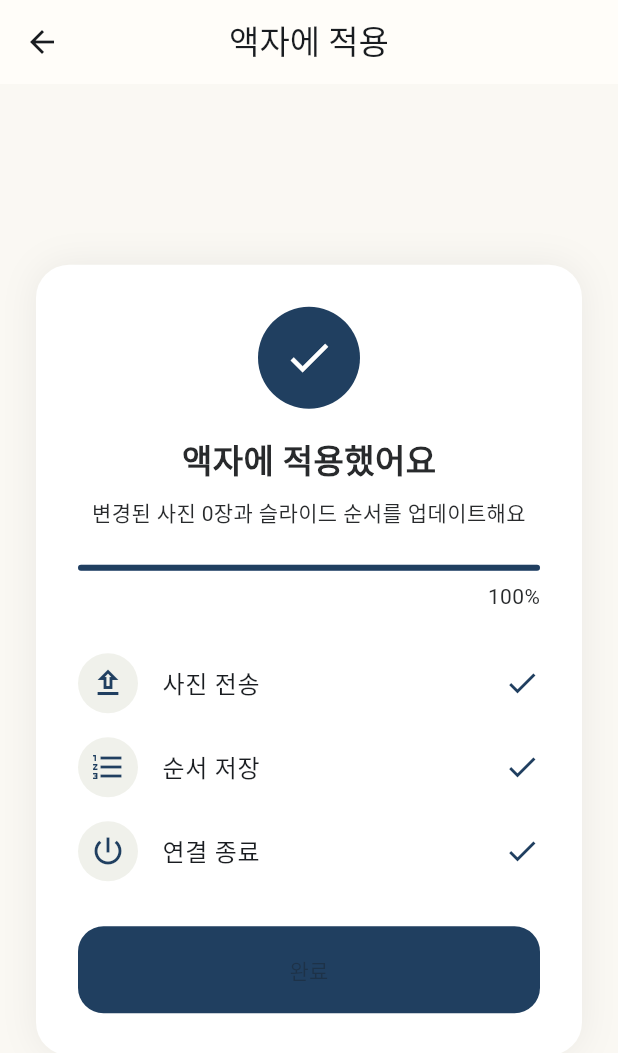
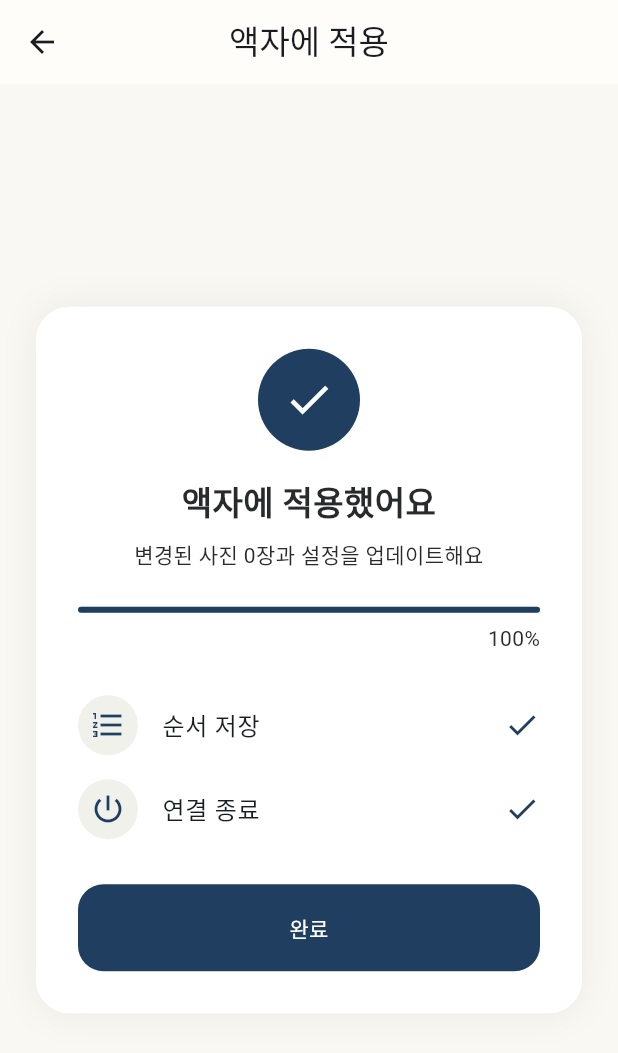
Before and after one commit to seyi103/my_notua, a Flutter app: the screen it shows after launch, after a tap on the "delete outline" icon, after a tap on "액자에 적용하기", on a phone screen of 412 x 824 dp. Shown: the top 1053 px of the screen. Run offline on Flutter 3.47's test engine with Material 3 defaults, Android fonts, the phone set to English and light mode, and no system bars.

Commit message:
fix(app): address slideshow UI review findings

```diff
--- a/notua_app/lib/screens/photo_editor_screen.dart
+++ b/notua_app/lib/screens/photo_editor_screen.dart
@@ -16,7 +16,20 @@ class _PhotoEditorScreenState extends State<PhotoEditorScreen> {
   @override Widget build(BuildContext context) => Scaffold(
     appBar: AppBar(title: const Text('사진 편집'), centerTitle: true),
     body: SafeArea(child: Center(child: ConstrainedBox(constraints: const BoxConstraints(maxWidth: 560), child: ListView(padding: const EdgeInsets.all(24), children: [
-      AspectRatio(aspectRatio: 4 / 3, child: PhotoPlaceholder(color: widget.slide?.color ?? 0xff9a8881, parameters: compare ? const PhotoEditParameters(brightness: 0, contrast: 1) : value)),
+      AspectRatio(
+        aspectRatio: 4 / 3,
+        child: PhotoPlaceholder(
+          color: widget.slide?.color ?? 0xff9a8881,
+          parameters: compare
+              ? PhotoEditParameters(
+                  brightness: 0,
+                  contrast: 1,
+                  saturation: 1,
+                  quarterTurns: value.quarterTurns,
+                )
+              : value,
+        ),
+      ),
       const SizedBox(height: 22),
       Row(children: [
         Expanded(child: _Tool(icon: Icons.rotate_left, text: '왼쪽 회전', onTap: () => update(value.copyWith(quarterTurns: (value.quarterTurns + 3) % 4)))),
--- a/notua_app/lib/screens/sync_screen.dart
+++ b/notua_app/lib/screens/sync_screen.dart
@@ -1,22 +1,219 @@
 import 'dart:async';
+
 import 'package:flutter/material.dart';
+
 import '../state/playlist_models.dart';
 import '../sync/fake_sync_service.dart';
 
-class SyncScreen extends StatefulWidget { const SyncScreen({super.key, required this.draft, required this.service}); final PlaylistDraft draft; final SynchronizationService service; @override State<SyncScreen> createState() => _SyncScreenState(); }
+class SyncScreen extends StatefulWidget {
+  const SyncScreen({
+    super.key,
+    required this.draft,
+    required this.service,
+  });
+
+  final PlaylistDraft draft;
+  final SynchronizationService service;
+
+  @override
+  State<SyncScreen> createState() => _SyncScreenState();
+}
+
 class _SyncScreenState extends State<SyncScreen> {
-  double progress = 0; SyncStage stage = SyncStage.photos; Object? error; bool complete = false; StreamSubscription<SyncUpdate>? sub;
-  late final int changedImageCount = widget.draft.syncPlan.changedImageCount;
-  @override void initState() { super.initState(); _start(); }
-  void _start() { setState(() { progress = 0; error = null; complete = false; }); sub?.cancel(); sub = widget.service.synchronize(widget.draft.syncPlan).listen((event) { if (!mounted) return; setState(() { progress = event.progress; stage = event.stage; if (progress == 1) { complete = true; widget.draft.markSynchronized(); } }); }, onError: (Object value) { if (mounted) setState(() => error = value); }); }
-  @override void dispose() { sub?.cancel(); super.dispose(); }
-  @override Widget build(BuildContext context) => Scaffold(appBar: AppBar(title: const Text('액자에 적용'), centerTitle: true), body: SafeArea(child: Center(child: ConstrainedBox(constraints: const BoxConstraints(maxWidth: 520), child: Padding(padding: const EdgeInsets.all(24), child: Container(padding: const EdgeInsets.all(28), decoration: BoxDecoration(color: Colors.white, borderRadius: BorderRadius.circular(22), boxShadow: const [BoxShadow(color: Color(0x10000000), blurRadius: 20)]), child: Column(mainAxisSize: MainAxisSize.min, children: [
-    CircleAvatar(radius: 34, backgroundColor: error != null ? const Color(0xffffe6df) : const Color(0xff203f60), child: Icon(error != null ? Icons.refresh : complete ? Icons.check : Icons.sync, color: error != null ? Colors.deepOrange : Colors.white, size: 34)),
-    const SizedBox(height: 18), Text(error != null ? '적용하지 못했어요' : complete ? '액자에 적용했어요' : '사진을 적용하고 있어요', style: const TextStyle(fontSize: 22, fontWeight: FontWeight.w700)),
-    const SizedBox(height: 8), Text(error != null ? '변경사항은 그대로 보관했어요. 다시 시도해 주세요.' : '변경된 사진 $changedImageCount장과 슬라이드 순서를 업데이트해요', textAlign: TextAlign.center),
-    const SizedBox(height: 24), LinearProgressIndicator(value: progress, borderRadius: BorderRadius.circular(6)), const SizedBox(height: 7), Align(alignment: Alignment.centerRight, child: Text('${(progress * 100).round()}%')),
-    const SizedBox(height: 20), _Step(icon: Icons.upload_outlined, label: '사진 전송', done: stage.index > 0 || complete), _Step(icon: Icons.format_list_numbered, label: '순서 저장', done: stage.index > 1 || complete), _Step(icon: Icons.power_settings_new, label: '연결 종료', done: complete),
-    const SizedBox(height: 22), FilledButton(onPressed: error != null ? _start : complete ? () => Navigator.pop(context) : null, style: FilledButton.styleFrom(minimumSize: const Size.fromHeight(58), shape: RoundedRectangleBorder(borderRadius: BorderRadius.circular(17))), child: Text(error != null ? '다시 시도' : '완료')),
-  ])))))));
+  late final SyncPlan plan = widget.draft.syncPlan;
+  final Set<SyncStage> completedStages = {};
+  StreamSubscription<SyncUpdate>? subscription;
+  double progress = 0;
+  Object? error;
+  bool complete = false;
+
+  @override
+  void initState() {
+    super.initState();
+    _start();
+  }
+
+  void _start() {
+    subscription?.cancel();
+    setState(() {
+      progress = 0;
+      error = null;
+      complete = false;
+      completedStages.clear();
+    });
+    subscription = widget.service.synchronize(plan).listen(
+      (event) {
+        if (!mounted) return;
+        setState(() {
+          progress = event.progress;
+          completedStages.add(event.stage);
+          if (event.progress == 1) {
+            complete = true;
+            widget.draft.markSynchronized();
+          }
+        });
+      },
+      onError: (Object value) {
+        if (mounted) setState(() => error = value);
+      },
+    );
+  }
+
+  @override
+  void dispose() {
+    subscription?.cancel();
+    super.dispose();
+  }
+
+  List<Widget> get _steps => [
+        if (plan.uploads.isNotEmpty)
+          _Step(
+            icon: Icons.upload_outlined,
+            label: '사진 전송',
+            done: completedStages.contains(SyncStage.photos),
+          ),
+        if (plan.orderChanged || plan.deletedIds.isNotEmpty)
+          _Step(
+            icon: Icons.format_list_numbered,
+            label: '순서 저장',
+            done: completedStages.contains(SyncStage.order),
+          ),
+        if (plan.intervalChanged)
+          _Step(
+            icon: Icons.schedule,
+            label: '전환 간격 저장',
+            done: completedStages.contains(SyncStage.interval),
+          ),
+        _Step(
+          icon: Icons.power_settings_new,
+          label: '연결 종료',
+          done: completedStages.contains(SyncStage.disconnect),
+        ),
+      ];
+
+  @override
+  Widget build(BuildContext context) => Scaffold(
+        appBar: AppBar(title: const Text('액자에 적용'), centerTitle: true),
+        body: SafeArea(
+          child: LayoutBuilder(
+            builder: (context, constraints) => SingleChildScrollView(
+              padding: const EdgeInsets.all(24),
+              child: ConstrainedBox(
+                constraints: BoxConstraints(
+                  minHeight: (constraints.maxHeight - 48)
+                      .clamp(0, double.infinity)
+                      .toDouble(),
+                ),
+                child: Center(
+                  child: ConstrainedBox(
+                    constraints: const BoxConstraints(maxWidth: 520),
+                    child: Container(
+                      padding: const EdgeInsets.all(28),
+                      decoration: BoxDecoration(
+                        color: Colors.white,
+                        borderRadius: BorderRadius.circular(22),
+                        boxShadow: const [
+                          BoxShadow(color: Color(0x10000000), blurRadius: 20),
+                        ],
+                      ),
+                      child: Column(
+                        mainAxisSize: MainAxisSize.min,
+                        children: [
+                          CircleAvatar(
+                            radius: 34,
+                            backgroundColor: error != null
+                                ? const Color(0xffffe6df)
+                                : const Color(0xff203f60),
+                            child: Icon(
+                              error != null
+                                  ? Icons.refresh
+                                  : complete
+                                      ? Icons.check
+                                      : Icons.sync,
+                              color: error != null ? Colors.deepOrange : Colors.white,
+                              size: 34,
+                            ),
+                          ),
+                          const SizedBox(height: 18),
+                          Text(
+                            error != null
+                                ? '적용하지 못했어요'
+                                : complete
+                                    ? '액자에 적용했어요'
+                                    : '변경사항을 적용하고 있어요',
+                            textAlign: TextAlign.center,
+                            style: const TextStyle(
+                              fontSize: 22,
+                              fontWeight: FontWeight.w700,
+                            ),
+                          ),
+                          const SizedBox(height: 8),
+                          Text(
+                            error != null
+                                ? '변경사항은 그대로 보관했어요. 다시 시도해 주세요.'
+                                : '변경된 사진 ${plan.changedImageCount}장과 설정을 업데이트해요',
+                            textAlign: TextAlign.center,
+                          ),
+                          const SizedBox(height: 24),
+                          LinearProgressIndicator(
+                            value: progress,
+                            borderRadius: BorderRadius.circular(6),
+                          ),
+                          const SizedBox(height: 7),
+                          Align(
+                            alignment: Alignment.centerRight,
+                            child: Text('${(progress * 100).round()}%'),
+                          ),
+                          const SizedBox(height: 20),
+                          ..._steps,
+                          const SizedBox(height: 22),
+                          FilledButton(
+                            onPressed: error != null
+                                ? _start
+                                : complete
+                                    ? () => Navigator.pop(context)
+                                    : null,
+                            style: FilledButton.styleFrom(
+                              minimumSize: const Size.fromHeight(58),
+                              shape: RoundedRectangleBorder(
+                                borderRadius: BorderRadius.circular(17),
+                              ),
+                            ),
+                            child: Text(error != null ? '다시 시도' : '완료'),
+                          ),
+                        ],
+                      ),
+                    ),
+                  ),
+                ),
+              ),
+            ),
+          ),
+        ),
+      );
 }
-class _Step extends StatelessWidget { const _Step({required this.icon, required this.label, required this.done}); final IconData icon; final String label; final bool done; @override Widget build(BuildContext context) => ListTile(contentPadding: EdgeInsets.zero, leading: CircleAvatar(backgroundColor: const Color(0xfff0f1eb), child: Icon(icon, color: const Color(0xff203f60))), title: Text(label), trailing: done ? const Icon(Icons.check, color: Color(0xff203f60)) : const SizedBox(width: 18, height: 18, child: CircularProgressIndicator(strokeWidth: 2)) ); }
+
+class _Step extends StatelessWidget {
+  const _Step({
+    required this.icon,
+    required this.label,
+    required this.done,
+  });
+
+  final IconData icon;
+  final String label;
+  final bool done;
+
+  @override
+  Widget build(BuildContext context) => ListTile(
+        contentPadding: EdgeInsets.zero,
+        leading: CircleAvatar(
+          backgroundColor: const Color(0xfff0f1eb),
+          child: Icon(icon, color: const Color(0xff203f60)),
+        ),
+        title: Text(label),
+        trailing: done
+            ? const Icon(Icons.check, color: Color(0xff203f60))
+            : const SizedBox(width: 18, height: 18),
+      );
+}
--- a/notua_app/lib/state/playlist_models.dart
+++ b/notua_app/lib/state/playlist_models.dart
@@ -63,11 +63,15 @@ class SyncPlan {
   const SyncPlan({
     required this.uploads,
     required this.deletedIds,
+    required this.targetSlideIds,
+    required this.targetIntervalMinutes,
     required this.orderChanged,
     required this.intervalChanged,
   });
   final List<SlideItem> uploads;
   final List<String> deletedIds;
+  final List<String> targetSlideIds;
+  final int targetIntervalMinutes;
   final bool orderChanged;
   final bool intervalChanged;
   int get changedImageCount => uploads.length;
@@ -79,7 +83,8 @@ class PlaylistDraft extends ChangeNotifier {
       : _slides = List.of(slides),
         _intervalMinutes = intervalMinutes,
         _snapshot = DevicePlaylistSnapshot(slides: List.of(slides), intervalMinutes: intervalMinutes),
-        _selectedId = slides.isEmpty ? null : slides.first.id;
+        _selectedId = slides.isEmpty ? null : slides.first.id,
+        _nextId = _deriveNextId(slides);
 
   factory PlaylistDraft.withMockData() => PlaylistDraft(slides: const [
         SlideItem(id: 'coast', color: 0xff7995a2),
@@ -93,7 +98,17 @@ class PlaylistDraft extends ChangeNotifier {
   int _intervalMinutes;
   DevicePlaylistSnapshot _snapshot;
   String? _selectedId;
-  int _nextId = 1;
+  int _nextId;
+
+  static int _deriveNextId(List<SlideItem> slides) {
+    var highest = 0;
+    for (final slide in slides) {
+      final match = RegExp(r'^new-(\d+)$').firstMatch(slide.id);
+      final value = match == null ? null : int.tryParse(match.group(1)!);
+      if (value != null && value > highest) highest = value;
+    }
+    return highest + 1;
+  }
 
   List<SlideItem> get slides => List.unmodifiable(_slides);
   int get intervalMinutes => _intervalMinutes;
@@ -110,7 +125,9 @@ class PlaylistDraft extends ChangeNotifier {
     return SyncPlan(
       uploads: uploads,
       deletedIds: oldIds.where((id) => !currentIds.contains(id)).toList(),
-      orderChanged: !listEquals(oldIds.where(currentIds.contains).toList(), currentIds.where(oldIds.contains).toList()),
+      targetSlideIds: currentIds,
+      targetIntervalMinutes: _intervalMinutes,
+      orderChanged: !listEquals(oldIds, currentIds),
       intervalChanged: _intervalMinutes != _snapshot.intervalMinutes,
     );
   }
--- a/notua_app/lib/sync/fake_sync_service.dart
+++ b/notua_app/lib/sync/fake_sync_service.dart
@@ -2,7 +2,7 @@ import 'dart:async';
 
 import '../state/playlist_models.dart';
 
-enum SyncStage { photos, order, disconnect }
+enum SyncStage { photos, order, interval, disconnect }
 
 class SyncUpdate {
   const SyncUpdate({required this.stage, required this.progress});
@@ -21,15 +21,22 @@ class FakeSynchronizationService implements SynchronizationService {
 
   @override
   Stream<SyncUpdate> synchronize(SyncPlan plan) async* {
-    for (var i = 1; i <= 4; i++) {
+    final stages = <SyncStage>[
+      if (plan.uploads.isNotEmpty) SyncStage.photos,
+      if (plan.orderChanged || plan.deletedIds.isNotEmpty) SyncStage.order,
+      if (plan.intervalChanged) SyncStage.interval,
+      SyncStage.disconnect,
+    ];
+    for (var index = 0; index < stages.length; index++) {
       await Future<void>.delayed(delay);
-      yield SyncUpdate(stage: SyncStage.photos, progress: i * .15);
+      yield SyncUpdate(
+        stage: stages[index],
+        progress: (index + 1) / stages.length,
+      );
+      if (shouldFail && index == 0) {
+        throw const SyncException('액자와 연결이 끊어졌어요.');
+      }
     }
-    if (shouldFail) throw const SyncException('액자와 연결이 끊어졌어요.');
-    await Future<void>.delayed(delay);
-    yield const SyncUpdate(stage: SyncStage.order, progress: .82);
-    await Future<void>.delayed(delay);
-    yield const SyncUpdate(stage: SyncStage.disconnect, progress: 1);
   }
 }
 
--- a/notua_app/lib/widgets/photo_placeholder.dart
+++ b/notua_app/lib/widgets/photo_placeholder.dart
@@ -1,24 +1,40 @@
 import 'package:flutter/material.dart';
 
+import '../state/playlist_models.dart';
+
 class PhotoPlaceholder extends StatelessWidget {
-  const PhotoPlaceholder({super.key, required this.color, this.parameters, this.radius = 20});
+  const PhotoPlaceholder({
+    super.key,
+    required this.color,
+    this.parameters = const PhotoEditParameters(),
+    this.radius = 20,
+  });
   final int color;
-  final dynamic parameters;
+  final PhotoEditParameters parameters;
   final double radius;
 
   @override
   Widget build(BuildContext context) {
-    final brightness = (parameters?.brightness as double? ?? 0) / 120;
-    final turns = parameters?.quarterTurns as int? ?? 0;
+    final brightness = parameters.brightness * 255 / 60;
+    final contrast = parameters.contrast;
+    final saturation = parameters.saturation;
+    final turns = parameters.quarterTurns;
+    final inverseSaturation = 1 - saturation;
+    final red = .213 * inverseSaturation;
+    final green = .715 * inverseSaturation;
+    final blue = .072 * inverseSaturation;
+    final translate = 128 * (1 - contrast) + brightness;
     return ClipRRect(
       borderRadius: BorderRadius.circular(radius),
       child: RotatedBox(
         quarterTurns: turns,
         child: ColorFiltered(
-          colorFilter: ColorFilter.mode(
-            brightness >= 0 ? Colors.white.withValues(alpha: brightness) : Colors.black.withValues(alpha: -brightness),
-            brightness >= 0 ? BlendMode.screen : BlendMode.darken,
-          ),
+          colorFilter: ColorFilter.matrix(<double>[
+            contrast * (red + saturation), contrast * green, contrast * blue, 0, translate,
+            contrast * red, contrast * (green + saturation), contrast * blue, 0, translate,
+            contrast * red, contrast * green, contrast * (blue + saturation), 0, translate,
+            0, 0, 0, 1, 0,
+          ]),
           child: CustomPaint(painter: _LandscapePainter(Color(color)), child: const SizedBox.expand()),
         ),
       ),
```
Also changed, not shown: 3 other files.
